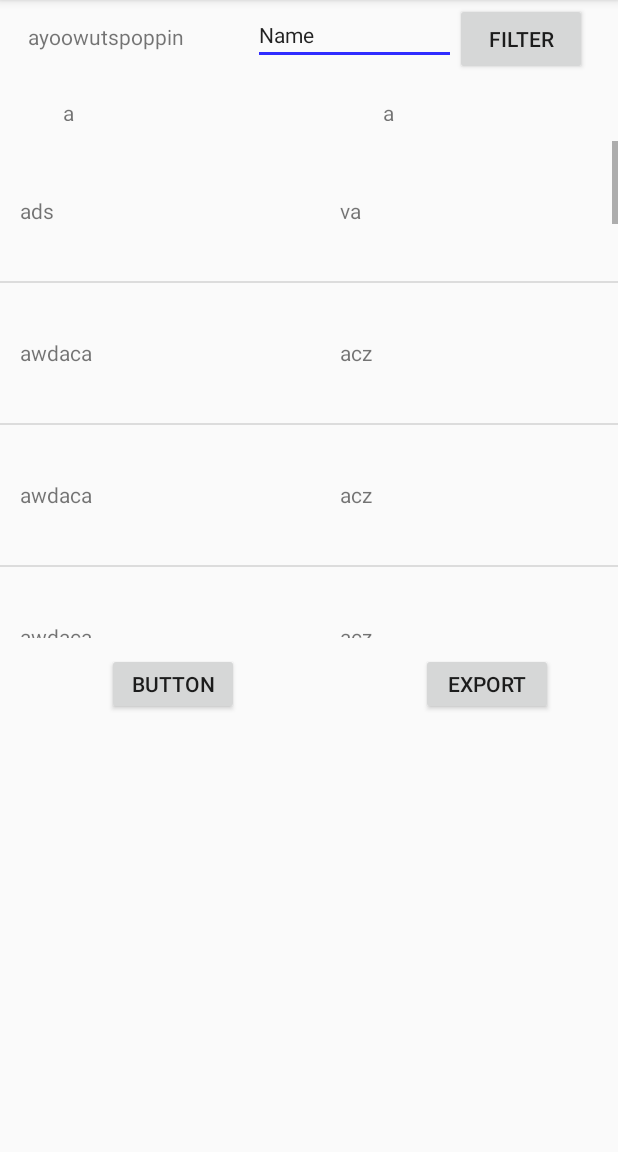
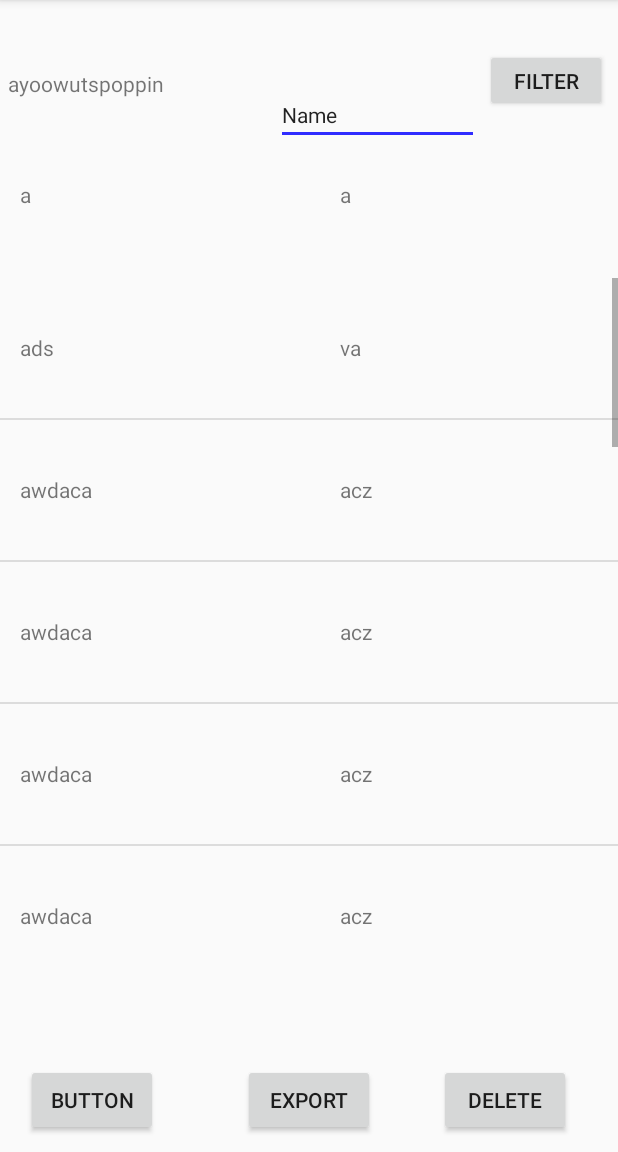
Before and after one commit to jkuklis/PersonalDictionary, an Android app: the DictionaryShow screen opened directly, with no data from a screen before it, on a phone screen of 412 x 824 dp, the part 84-1236 px from its top. Run offline under Robolectric (Android 15) with nearby library versions, the phone set to English and light mode, and no system bars; 1 statement that could not run was skipped.

Commit message:
Strange layout

```diff
--- a/app/src/main/AndroidManifest.xml
+++ b/app/src/main/AndroidManifest.xml
@@ -35,7 +35,7 @@
         <activity
             android:name=".DictionaryCreate"
             android:parentActivityName=".DictionaryMain"
-            android:windowSoftInputMode="adjustResize">
+            android:windowSoftInputMode="adjustPan">
             <meta-data
                 android:name="android.support.PARENT_ACTIVITY"
                 android:value=".DictionaryMain" />
@@ -49,7 +49,8 @@
         </activity>
         <activity
             android:name=".DictionaryShow"
-            android:parentActivityName=".DictionaryMain">
+            android:parentActivityName=".DictionaryMain"
+            android:windowSoftInputMode="adjustPan">
             <meta-data
                 android:name="android.support.PARENT_ACTIVITY"
                 android:value=".DictionaryMain" />
--- a/app/src/main/res/layout/activity_dictionary_import.xml
+++ b/app/src/main/res/layout/activity_dictionary_import.xml
@@ -14,7 +14,7 @@
         app:layout_constraintLeft_toLeftOf="parent"
         app:layout_constraintRight_toRightOf="parent"
         app:layout_constraintTop_toTopOf="parent"
-        android:layout_marginTop="137dp"
+        android:layout_marginTop="57dp"
         app:layout_constraintHorizontal_bias="0.501" />
 
     <EditText
@@ -26,8 +26,8 @@
         android:text="Name"
         app:layout_constraintLeft_toLeftOf="parent"
         app:layout_constraintRight_toRightOf="parent"
-        android:layout_marginTop="8dp"
-        app:layout_constraintTop_toTopOf="parent" />
+        android:layout_marginTop="10dp"
+        app:layout_constraintTop_toBottomOf="@+id/textView5" />
 
     <Button
         android:id="@+id/button5"
--- a/app/src/main/res/layout/activity_dictionary_show.xml
+++ b/app/src/main/res/layout/activity_dictionary_show.xml
@@ -1,5 +1,5 @@
 <?xml version="1.0" encoding="utf-8"?>
-<android.support.constraint.ConstraintLayout xmlns:android="http://schemas.android.com/apk/res/android"
+<LinearLayout xmlns:android="http://schemas.android.com/apk/res/android"
     xmlns:app="http://schemas.android.com/apk/res-auto"
     xmlns:tools="http://schemas.android.com/tools"
     android:orientation="vertical"
@@ -8,13 +8,9 @@
     android:weightSum="1">
 
     <android.support.constraint.ConstraintLayout
-        android:layout_width="385dp"
-        android:layout_height="52dp"
-        android:layout_weight="0.20"
-        tools:layout_editor_absoluteY="3dp"
-        android:id="@+id/constraintLayout"
-        app:layout_constraintLeft_toLeftOf="parent"
-        app:layout_constraintRight_toRightOf="parent">
+        android:layout_width="match_parent"
+        android:layout_height="38dp"
+        android:layout_weight="0.20">
 
         <TextView
             android:id="@+id/textView3"
@@ -24,27 +20,25 @@
             android:layout_alignParentLeft="true"
             android:layout_alignParentStart="true"
             android:layout_alignTop="@+id/editText2"
-            android:layout_marginLeft="98dp"
+            android:layout_marginLeft="5dp"
             android:text="ayoowutspoppin"
             app:layout_constraintBottom_toBottomOf="parent"
             app:layout_constraintLeft_toLeftOf="parent"
             app:layout_constraintTop_toTopOf="parent"
-            app:layout_constraintVertical_bias="1.0"
-            android:layout_marginStart="5dp" />
+            app:layout_constraintVertical_bias="0.666" />
 
         <Button
             android:id="@+id/button6"
-            android:layout_width="88dp"
-            android:layout_height="48dp"
+            android:layout_width="81dp"
+            android:layout_height="42dp"
             android:layout_alignParentEnd="true"
             android:layout_alignParentRight="true"
             android:layout_centerVertical="true"
-            android:layout_marginRight="4dp"
+            android:layout_marginRight="7dp"
             android:text="Filter"
             app:layout_constraintBottom_toBottomOf="parent"
             app:layout_constraintRight_toRightOf="parent"
-            app:layout_constraintTop_toTopOf="parent"
-            android:layout_marginEnd="7dp" />
+            app:layout_constraintTop_toTopOf="parent" />
 
         <EditText
             android:id="@+id/editText2"
@@ -59,72 +53,64 @@
             android:text="Name"
             android:textSize="14sp"
             app:layout_constraintBottom_toBottomOf="parent"
-            app:layout_constraintHorizontal_bias="0.62"
+            app:layout_constraintHorizontal_bias="0.666"
             app:layout_constraintLeft_toLeftOf="parent"
             app:layout_constraintRight_toRightOf="parent"
             app:layout_constraintTop_toTopOf="parent"
-            app:layout_constraintVertical_bias="0.0" />
+            app:layout_constraintVertical_bias="1.0" />
     </android.support.constraint.ConstraintLayout>
+
+    <LinearLayout
+        android:layout_width="match_parent"
+        android:layout_height="14dp"
+        android:id="@+id/layout"
+        android:orientation="horizontal"
+        android:layout_weight="0.19"></LinearLayout>
 
     <ListView
         android:id="@+id/listview"
         android:layout_width="wrap_content"
         android:layout_height="331dp"
-        android:layout_marginTop="0dp"
-        android:layout_weight="0.41"
         android:visibility="visible"
-        app:layout_constraintHorizontal_bias="0.0"
-        app:layout_constraintLeft_toLeftOf="parent"
-        app:layout_constraintRight_toRightOf="parent"
-        app:layout_constraintTop_toBottomOf="@+id/layout" />
-
-    <LinearLayout
-        android:id="@+id/layout"
-        android:layout_width="382dp"
-        android:layout_height="42dp"
-        android:layout_marginRight="1dp"
-        android:layout_marginTop="0dp"
-        android:layout_weight="0.19"
-        android:orientation="horizontal"
-        app:layout_constraintRight_toRightOf="parent"
-        app:layout_constraintTop_toBottomOf="@+id/constraintLayout"></LinearLayout>
+        android:layout_weight="0.41" />
 
     <RelativeLayout
-        android:id="@+id/relativeLayout"
-        android:layout_width="0dp"
+        android:layout_width="match_parent"
         android:layout_height="41dp"
-        android:layout_marginTop="10dp"
-        android:layout_weight="0.17"
-        app:layout_constraintHorizontal_bias="0.0"
-        app:layout_constraintLeft_toLeftOf="parent"
-        app:layout_constraintRight_toRightOf="parent"
-        app:layout_constraintTop_toBottomOf="@+id/listview">
+        android:layout_weight="0.17">
 
         <Button
             android:id="@+id/button3"
             android:layout_width="wrap_content"
             android:layout_height="wrap_content"
+            android:layout_marginLeft="17dp"
+            android:layout_marginStart="17dp"
+            android:text="Button"
             android:layout_alignParentBottom="true"
             android:layout_alignParentLeft="true"
-            android:layout_alignParentStart="true"
-            android:layout_marginLeft="71dp"
-            android:layout_marginStart="71dp"
-            android:text="Button" />
+            android:layout_alignParentStart="true" />
 
         <Button
             android:id="@+id/button7"
             android:layout_width="wrap_content"
             android:layout_height="wrap_content"
-            android:layout_alignBaseline="@+id/button3"
-            android:layout_alignBottom="@+id/button3"
+            android:text="Export"
+            android:layout_alignParentBottom="true"
+            android:layout_centerHorizontal="true" />
+
+        <Button
+            android:id="@+id/button8"
+            android:layout_width="wrap_content"
+            android:layout_height="wrap_content"
+            android:layout_alignParentBottom="true"
             android:layout_alignParentEnd="true"
             android:layout_alignParentRight="true"
-            android:layout_marginEnd="43dp"
-            android:layout_marginRight="43dp"
-            android:text="Export" />
+            android:layout_marginEnd="31dp"
+            android:layout_marginRight="31dp"
+            android:text="Delete" />
     </RelativeLayout>
 
-</android.support.constraint.ConstraintLayout>
+</LinearLayout>
 
 <!--<android.support.constraint.ConstraintLayout xmlns:android="http://schemas.android.com/apk/res/android"-->
     <!--xmlns:app="http://schemas.android.com/apk/res-auto"-->
```
